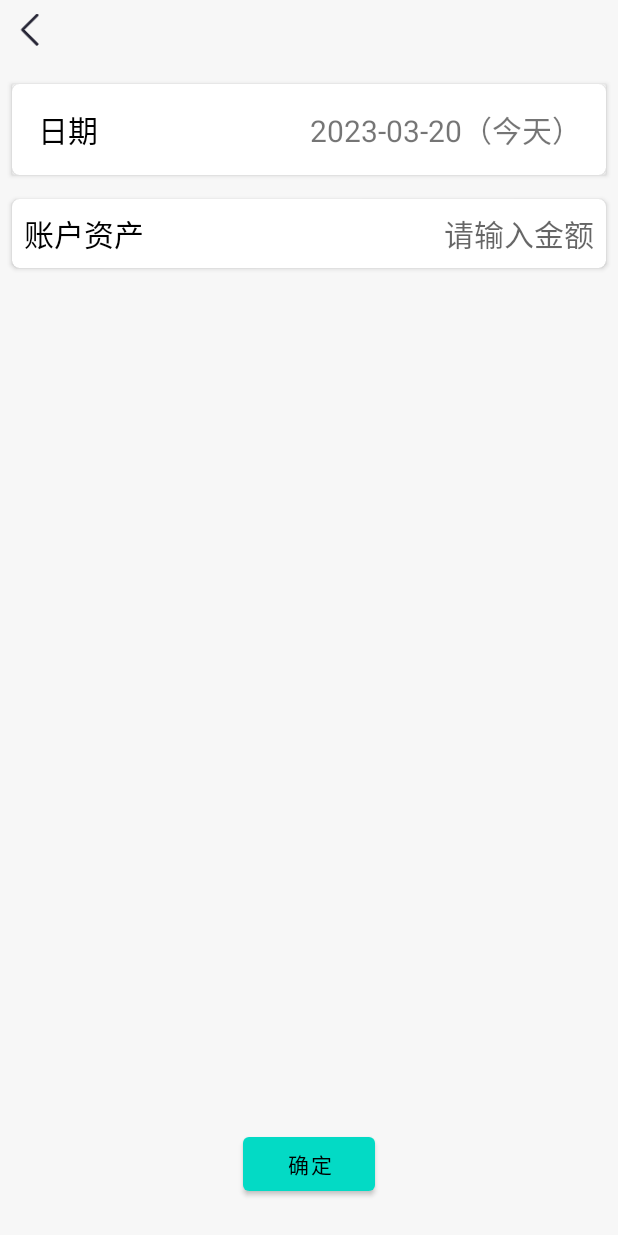
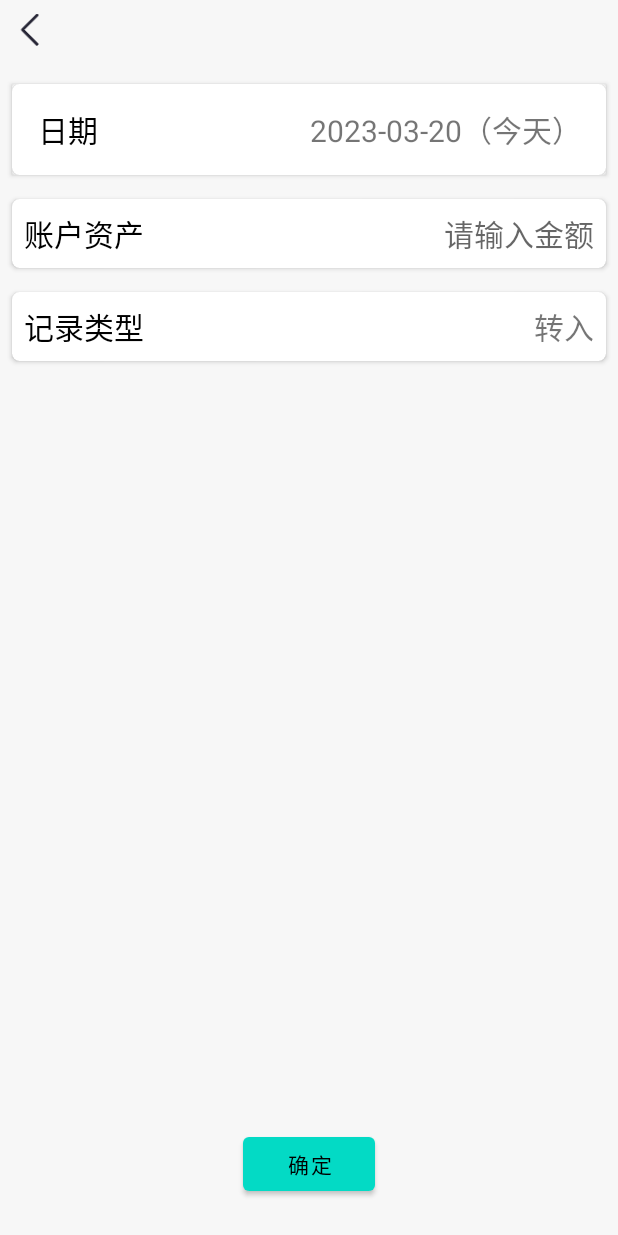
Before and after one commit to lzh-forever/bookkeeping, an Android app: the layout fragment_record.xml on its own in the app's theme, with its tools: preview values and no code run, on a phone screen of 412 x 824 dp. Run offline under Robolectric (Android 15) with nearby library versions, the phone set to English and light mode, and no system bars.

Commit message:
转入转出

```diff
--- a/app/src/main/java/com/example/bookkeeping/data/room/entity/Account.kt
+++ b/app/src/main/java/com/example/bookkeeping/data/room/entity/Account.kt
@@ -3,7 +3,8 @@ package com.example.bookkeeping.data.room.entity
 import android.os.Parcelable
 import androidx.room.*
 import com.example.bookkeeping.data.room.converter.RoomConverter
-import kotlinx.android.parcel.Parcelize
+import kotlinx.parcelize.Parcelize
+
 import java.util.UUID
 
 @Entity(tableName = "accounts")
@@ -14,7 +15,8 @@ data class Account(
     @ColumnInfo(name = "total_asset") val totalAsset: Double = 0.0,
     @ColumnInfo(name = "net_investment") val netInvestment: Double = 0.0,
     @ColumnInfo(name = "rate_of_return") val rate: Double = 0.0,
-    @PrimaryKey val id: UUID = UUID.randomUUID()
+    @ColumnInfo(name = "id") val id: UUID = UUID.randomUUID(),
+    @PrimaryKey(autoGenerate = true) val databaseId:Int = 0
 ):Parcelable {
     fun updateFromRecords(records: List<Record>) = copy(
         name = name,
--- a/app/src/main/java/com/example/bookkeeping/ui/bookkeeping/AccountAdapter.kt
+++ b/app/src/main/java/com/example/bookkeeping/ui/bookkeeping/AccountAdapter.kt
@@ -56,7 +56,7 @@ class AccountAdapter(private var accountList: List<Account>) :
             } else {
                 val bundle = Bundle().apply {
                     putSerializable(RecordFragment.RECORD_TYPE,RecordType.CURRENT_AMOUNT)
-                    putString(RecordFragment.ACCOUNT_ID,account.id.toString())
+                    putParcelable(RecordFragment.ACCOUNT,account)
                 }
                 it.findNavController().navigate(R.id.action_bookkeeping_to_record,bundle)
             }
--- /dev/null
+++ b/app/src/main/java/com/example/bookkeeping/ui/bottom/SheetData.kt
@@ -0,0 +1,6 @@
+package com.example.bookkeeping.ui.bottom
+
+import com.example.bookkeeping.data.room.entity.RecordType
+
+data class SheetData(val text:String,val type:RecordType,val selected:Boolean) {
+}
--- a/app/src/main/res/layout/fragment_record.xml
+++ b/app/src/main/res/layout/fragment_record.xml
@@ -67,6 +67,51 @@
         </androidx.constraintlayout.widget.ConstraintLayout>
     </androidx.cardview.widget.CardView>
 
+    <androidx.cardview.widget.CardView
+        android:id="@+id/transfer_card"
+        android:layout_width="match_parent"
+        android:layout_height="wrap_content"
+        android:layout_marginHorizontal="8dp"
+        android:layout_marginTop="16dp"
+        android:foreground="?attr/selectableItemBackground"
+        android:visibility="gone"
+        app:cardCornerRadius="5dp"
+        app:layout_constraintEnd_toEndOf="parent"
+        app:layout_constraintStart_toStartOf="parent"
+        app:layout_constraintTop_toBottomOf="@id/asset_card"
+        tools:visibility="visible">
+
+        <androidx.constraintlayout.widget.ConstraintLayout
+            android:id="@+id/transfer_layout"
+            android:layout_width="match_parent"
+            android:layout_height="wrap_content">
+
+            <TextView
+                android:id="@+id/title_transfer"
+                android:layout_width="wrap_content"
+                android:layout_height="wrap_content"
+                android:layout_margin="8dp"
+                android:text="@string/record_type"
+                android:textColor="@color/black"
+                android:textSize="20sp"
+                app:layout_constraintBottom_toBottomOf="parent"
+                app:layout_constraintStart_toStartOf="parent"
+                app:layout_constraintTop_toTopOf="parent" />
+
+            <TextView
+                android:id="@+id/transfer_tv"
+                android:layout_width="wrap_content"
+                android:layout_height="wrap_content"
+                android:layout_margin="8dp"
+                android:text="@string/type_transfer_in"
+                android:textSize="20sp"
+                app:layout_constraintBottom_toBottomOf="parent"
+                app:layout_constraintEnd_toEndOf="parent"
+                app:layout_constraintTop_toTopOf="parent" />
+        </androidx.constraintlayout.widget.ConstraintLayout>
+    </androidx.cardview.widget.CardView>
+
+
     <Button
         android:id="@+id/record_btn"
         android:layout_width="wrap_content"
--- a/app/src/main/res/values/strings.xml
+++ b/app/src/main/res/values/strings.xml
@@ -33,4 +33,5 @@
     <string name="confirm">确定</string>
     <string name="init_asset">初始资产</string>
     <string name="args_exception">参数错误</string>
+    <string name="record_type">记录类型</string>
 </resources>
```
Also changed, not shown: app/src/main/java/com/example/bookkeeping/data/Repository.kt (+20 -7 lines), app/src/main/java/com/example/bookkeeping/data/room/entity/Record.kt (+5 -3 lines), app/src/main/java/com/example/bookkeeping/data/room/entity/RecordType.kt (+7 -0 lines), app/src/main/java/com/example/bookkeeping/ui/account/AccountDetailFragment.kt (+36 -38 lines), app/src/main/java/com/example/bookkeeping/ui/bottom/BottomSheet.kt (added, +57 -0 lines), app/src/main/java/com/example/bookkeeping/ui/bottom/BottomSheetAdapter.kt (added, +50 -0 lines), app/src/main/java/com/example/bookkeeping/ui/record/RecordFragment.kt (+36 -32 lines), app/src/main/java/com/example/bookkeeping/ui/record/RecordViewModel.kt (+14 -2 lines), app/src/main/java/com/example/bookkeeping/util/DatabaseUtil.kt (+28 -3 lines), app/src/main/res/drawable/check.xml (added, +9 -0 lines), app/src/main/res/layout/item_bottom_sheet.xml (added, +33 -0 lines), app/src/main/res/layout/layout_bottom_sheet.xml (added, +15 -0 lines).
